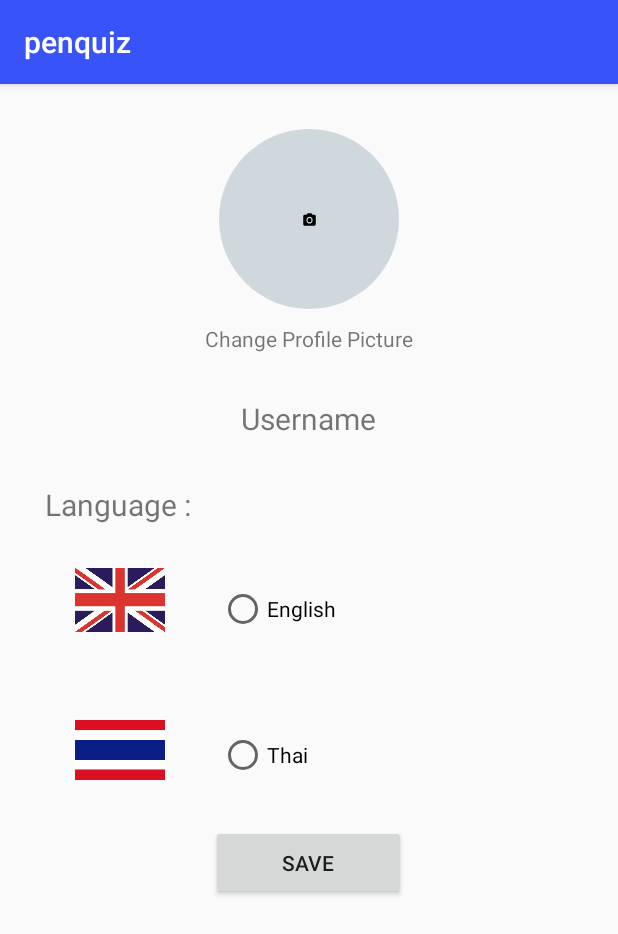
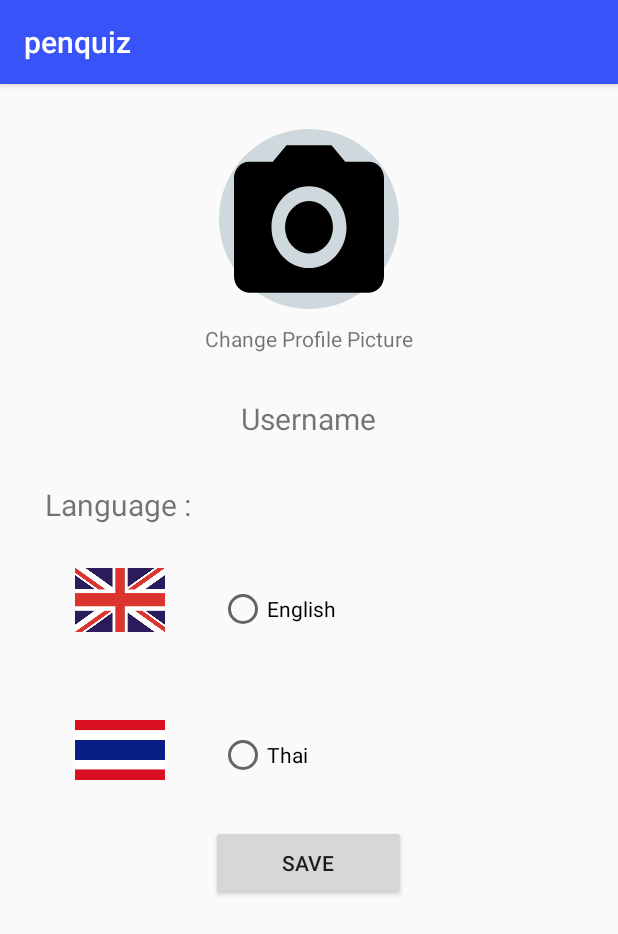
Before and after one commit to maijsp/penquiz, an Android app: the fragment SettingFragment shown on its own in the app's theme, on a phone screen of 412 x 824 dp. Shown: the top 934 px of the screen. Run offline under Robolectric (Android 15) with nearby library versions, the phone set to English and light mode, and no system bars.

Commit message:
Update fraagment_profile.xml

```diff
--- a/app/src/main/res/layout/fragment_profile.xml
+++ b/app/src/main/res/layout/fragment_profile.xml
@@ -27,8 +27,8 @@
                 android:layout_marginTop="30dp"
                 android:adjustViewBounds="true"
                 android:background="@drawable/roundcorner"
-                android:clickable="true"
-                android:scaleType="centerInside"
+                android:onClick="addOperation"
+                android:scaleType="centerCrop"
                 android:src="@drawable/ic_setting_camera"
                 tools:ignore="VectorDrawableCompat" />
 
```
